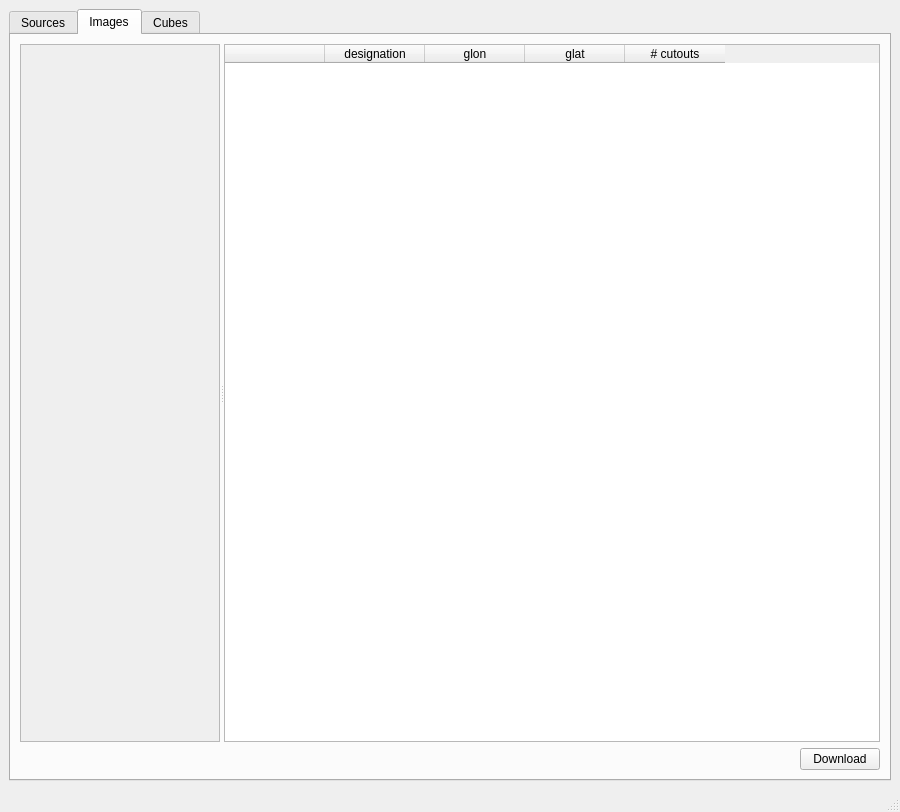
First picture: the form in Code/ui/usertablewindow.ui, repository VisIVOLab/ViaLacteaVisualAnalytics, before the edit.
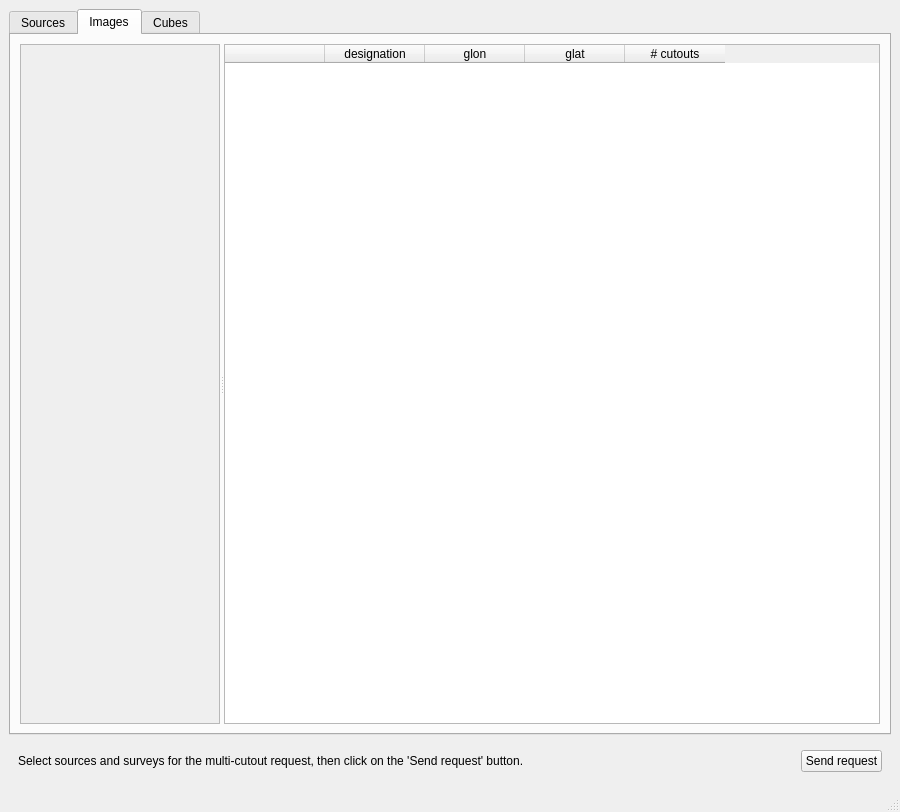
Second picture: the form after the edit. The open tabs and pages were chosen to show the change.

What changed in the file:
```diff
--- a/Code/ui/usertablewindow.ui
+++ b/Code/ui/usertablewindow.ui
@@ -199,7 +199,7 @@
               <x>0</x>
               <y>0</y>
               <width>198</width>
-              <height>646</height>
+              <height>620</height>
              </rect>
             </property>
             <layout class="QVBoxLayout" name="verticalLayout_2"/>
@@ -240,13 +240,6 @@
           </widget>
          </widget>
         </item>
-        <item alignment="Qt::AlignRight">
-         <widget class="QPushButton" name="downloadImagesButton">
-          <property name="text">
-           <string>Download</string>
-          </property>
-         </widget>
-        </item>
        </layout>
       </widget>
       <widget class="QWidget" name="cubesTab">
@@ -278,7 +271,7 @@
               <x>0</x>
               <y>0</y>
               <width>178</width>
-              <height>646</height>
+              <height>620</height>
              </rect>
             </property>
             <layout class="QVBoxLayout" name="verticalLayout_4"/>
@@ -319,15 +312,28 @@
           </widget>
          </widget>
         </item>
+       </layout>
+      </widget>
+     </widget>
+    </item>
+    <item>
+     <widget class="QWidget" name="ctnDownload" native="true">
+      <layout class="QHBoxLayout" name="horizontalLayout">
+       <item>
+        <widget class="QLabel" name="label_4">
+         <property name="text">
+          <string>Select sources and surveys for the multi-cutout request, then click on the 'Send request' button.</string>
+         </property>
+        </widget>
+       </item>
         <item alignment="Qt::AlignRight">
-         <widget class="QPushButton" name="downloadCubesButton">
+        <widget class="QPushButton" name="btnSendRequest">
           <property name="text">
-           <string>Download</string>
+          <string>Send request</string>
           </property>
          </widget>
         </item>
        </layout>
-      </widget>
      </widget>
     </item>
    </layout>
```
Lines whose indentation alone changed are shown as unchanged.
